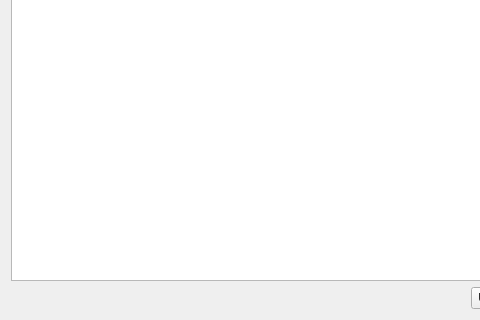
Before: the Qt Designer form kitupiikki/laskutus/laskutus.ui in artoh/kitupiikki, drawn with Qt 5; both pictures show x 0 to 480 and y 84 to 404 of the 562 by 404 pixel window.
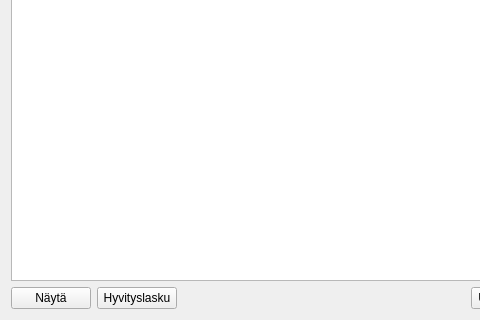
After: the same form once the commit is applied. Icons and pictures are not drawn.

The edit to the form file:
```diff
--- a/kitupiikki/laskutus/laskutus.ui
+++ b/kitupiikki/laskutus/laskutus.ui
@@ -29,6 +29,24 @@
    </item>
    <item>
     <layout class="QHBoxLayout" name="horizontalLayout">
+     <item>
+      <widget class="QPushButton" name="naytaNappi">
+       <property name="text">
+        <string>Näytä</string>
+       </property>
+       <property name="icon">
+        <iconset resource="../pic/pic.qrc">
+         <normaloff>:/pic/print.png</normaloff>:/pic/print.png</iconset>
+       </property>
+      </widget>
+     </item>
+     <item>
+      <widget class="QPushButton" name="hyvitysNappi">
+       <property name="text">
+        <string>Hyvityslasku</string>
+       </property>
+      </widget>
+     </item>
      <item>
       <spacer name="horizontalSpacer">
        <property name="orientation">
```
